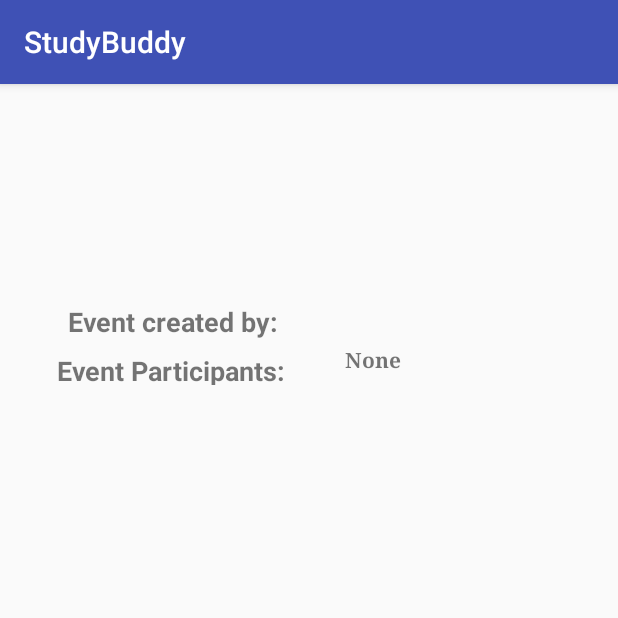
After one commit to Leksha/StudyBuddy, an Android app: the EventDescription screen opened directly, with no data from a screen before it, on a phone screen of 412 x 824 dp, the top half of it. The commit adds this screen. Run offline under Robolectric (Android 15) with nearby library versions, the phone set to English and light mode, and no system bars; our stand-ins replace Firebase (no records; nobody signed in at launch, a user with empty details on screens opened directly); 1 statement that could not run was skipped.

Commit message:
Event delete/add, join/leave
-Once an event clicked, it will direct to eventDescription page with all info
-Only the user created the event can delete it, the DELETE EVENT button will only be shown to event creator
-Once a user join an event, it will be added on participants textview for eventDescription page, and the JOIN EVENT button will be changed to LEAVE EVENT
-Once a user leave the event, the users name will be deleted from participants and the button will be changed to JOIN EVENT

```diff
--- a/StudyBuddy/app/build.gradle
+++ b/StudyBuddy/app/build.gradle
@@ -31,6 +31,7 @@ dependencies {
     androidTestCompile('com.android.support.test.espresso:espresso-core:2.2.2', {
         exclude group: 'com.android.support', module: 'support-annotations'
     })
+
     compile 'com.android.support:appcompat-v7:25.3.1'
     compile 'com.android.support:design:25.3.1'
     compile 'com.android.support.constraint:constraint-layout:1.0.2'
@@ -42,9 +43,8 @@ dependencies {
     compile 'com.squareup.picasso:picasso:2.5.2'
     compile 'com.android.support:support-v4:25.3.1'
     compile 'de.hdodenhof:circleimageview:2.1.0'
+    compile 'com.endercrest.uwaterlooapi:UWaterlooAPI:1.0'
     testCompile 'junit:junit:4.12'
-    compile 'com.endercrest.uwaterlooapi:UWaterlooAPI:1.0'
-
 }
 
 
@@ -55,4 +55,5 @@ dependencies {
 
 
 
+
 apply plugin: 'com.google.gms.google-services'
--- a/StudyBuddy/app/src/main/AndroidManifest.xml
+++ b/StudyBuddy/app/src/main/AndroidManifest.xml
@@ -20,7 +20,7 @@
         <activity android:name=".LoginAndRegistration.LoginActivity" />
         <activity android:name=".LoginAndRegistration.RegisterActivity" />
         <activity android:name=".LoginAndRegistration.Confirmation" />
-        <activity android:name=".LoginAndRegistration.SetUpProfile"></activity>
+        <activity android:name=".LoginAndRegistration.SetUpProfile" />
         <activity android:name=".Events.EventCreation" />
         <activity android:name=".LoginAndRegistration.ForgetPassword" />
         <activity android:name=".LoginAndRegistration.ResetPassword" />
@@ -32,7 +32,7 @@
             </intent-filter>
         </activity>
         <activity android:name=".FriendList" />
-        <activity android:name=".Events.ClickedEvent"></activity>
+        <activity android:name=".Events.EventDescription"></activity>
     </application>
 
 </manifest>
--- /dev/null
+++ b/StudyBuddy/app/src/main/java/uw/studybuddy/Events/EventDescription.java
@@ -0,0 +1,127 @@
+package uw.studybuddy.Events;
+
+import android.content.Intent;
+import android.support.v7.app.AppCompatActivity;
+import android.os.Bundle;
+import android.view.View;
+import android.widget.Button;
+import android.widget.TextView;
+import android.widget.Toast;
+
+import com.google.firebase.auth.FirebaseAuth;
+import com.google.firebase.auth.FirebaseUser;
+import com.google.firebase.database.DataSnapshot;
+import com.google.firebase.database.DatabaseError;
+import com.google.firebase.database.DatabaseReference;
+import com.google.firebase.database.FirebaseDatabase;
+import com.google.firebase.database.ValueEventListener;
+
+import uw.studybuddy.MainActivity;
+import uw.studybuddy.R;
+
+public class EventDescription extends AppCompatActivity {
+
+    private String mPostKey = null;
+    private DatabaseReference mDatabase;
+    private DatabaseReference mDatabaseJoin;
+
+    private TextView edCourse;
+    private TextView edTitle;
+    private TextView edDescription;
+    private TextView edLocation;
+    private TextView edDate;
+    private TextView edTime;
+    private TextView edQuestId;
+    private TextView edParticipants;
+
+    private Button bDeleteEvent;
+
+    private FirebaseAuth mAuth;
+    private FirebaseUser mCurrentUser;
+
+    @Override
+    protected void onCreate(Bundle savedInstanceState) {
+        super.onCreate(savedInstanceState);
+        setContentView(R.layout.activity_event_description);
+
+        edCourse = (TextView) findViewById(R.id.edCourse);
+        edTitle = (TextView) findViewById(R.id.edTitle);
+        edDescription = (TextView) findViewById(R.id.edDescription);
+        edLocation = (TextView) findViewById(R.id.edLocation);
+        edDate = (TextView) findViewById(R.id.edDate);
+        edTime = (TextView) findViewById(R.id.edTime);
+        edQuestId = (TextView) findViewById(R.id.edQuestId);
+        edParticipants = (TextView) findViewById(R.id.edParticipants);
+
+        bDeleteEvent = (Button) findViewById(R.id.BdeleteEvent);
+
+        mPostKey = getIntent().getExtras().getString("event_id");
+        mDatabase = FirebaseDatabase.getInstance().getReference().child("Event");
+        mDatabaseJoin = FirebaseDatabase.getInstance().getReference().child("Participants");
+        mAuth = FirebaseAuth.getInstance();
+        mCurrentUser = mAuth.getCurrentUser();
+
+        mDatabase.child(mPostKey).addValueEventListener(new ValueEventListener() {
+            @Override
+            public void onDataChange(DataSnapshot dataSnapshot) {
+                String course = (String) dataSnapshot.child("course").getValue();
+                String title = (String) dataSnapshot.child("title").getValue();
+                String description = (String) dataSnapshot.child("description").getValue();
+                String location = (String) dataSnapshot.child("location").getValue();
+                String date = (String) dataSnapshot.child("date").getValue();
+                String time = (String) dataSnapshot.child("time").getValue();
+                String questId = (String) dataSnapshot.child("questId").getValue();
+                String uid = (String) dataSnapshot.child("uid").getValue();
+
+                edCourse.setText(course);
+                edTime.setText(time);
+                edDate.setText(date);
+                edLocation.setText(location);
+                edDescription.setText(description);
+                edTitle.setText(title);
+                edQuestId.setText(questId);
+
+                if(mCurrentUser.getUid().equals(uid)){
+                    bDeleteEvent.setVisibility(View.VISIBLE);
+                }
+
+            }
+
+            @Override
+            public void onCancelled(DatabaseError databaseError) {
+
+            }
+        });
+
+        mDatabaseJoin.child(mPostKey).addValueEventListener(new ValueEventListener() {
+            @Override
+            public void onDataChange(DataSnapshot dataSnapshot) {
+                //int numParticipants = (int) dataSnapshot.getChildrenCount();
+                String participants = "";
+                for(DataSnapshot child: dataSnapshot.getChildren()){
+                    String participant = (String) child.getValue();
+                    if(participants.equals("")){
+                        participants = participant;
+                    } else {
+                        participants = participants + " , " + participant;
+                    }
+                    edParticipants.setText(participants);
+                }
+            }
+
+            @Override
+            public void onCancelled(DatabaseError databaseError) {
+
+            }
+        });
+        //Toast.makeText(EventDescription.this, eventKey, Toast.LENGTH_LONG).show();
+
+        bDeleteEvent.setOnClickListener(new View.OnClickListener() {
+            @Override
+            public void onClick(View v) {
+                mDatabase.child(mPostKey).removeValue();
+                finish();
+            }
+        });
+    }
+}
--- a/StudyBuddy/app/src/main/java/uw/studybuddy/LoginAndRegistration/LoginActivity.java
+++ b/StudyBuddy/app/src/main/java/uw/studybuddy/LoginAndRegistration/LoginActivity.java
@@ -73,8 +73,8 @@ public class LoginActivity extends AppCompatActivity{
 
                 final EditText Email = (EditText)findViewById(R.id.etEmailLogin);
                 final EditText Password = (EditText)findViewById(R.id.etPasswordLogin);
-                String email = "leksha_ramdenee@yahoo.com";
-                String password = "123456";
+                String email = "studybuddycs446@gmail.com";
+                String password = "1234567";
 
                 FirebaseInstance.getFirebaseAuthInstance().signInWithEmailAndPassword(email, password)
                         .addOnCompleteListener(LoginActivity.this, new OnCompleteListener<AuthResult>() {
@@ -93,7 +93,7 @@ public class LoginActivity extends AppCompatActivity{
                             }
                         });
 
-                startActivity(new Intent(LoginActivity.this, MainActivity.class));
+                //startActivity(new Intent(LoginActivity.this, MainActivity.class));
 //                EditText etUsername = (EditText) findViewById(R.id.etEmailLogin);
 //                EditText etPassword = (EditText) findViewById(R.id.etPasswordLogin);
 //                Button bLogin = (Button) findViewById(R.id.bSubmit);
--- /dev/null
+++ b/StudyBuddy/app/src/main/res/layout/activity_event_description.xml
@@ -0,0 +1,163 @@
+<?xml version="1.0" encoding="utf-8"?>
+<android.support.constraint.ConstraintLayout xmlns:android="http://schemas.android.com/apk/res/android"
+    xmlns:app="http://schemas.android.com/apk/res-auto"
+    xmlns:tools="http://schemas.android.com/tools"
+    android:layout_width="match_parent"
+    android:layout_height="match_parent"
+    tools:context="uw.studybuddy.Events.EventDescription">
+
+    <TextView
+        android:id="@+id/edDescription"
+        android:layout_width="0dp"
+        android:layout_height="wrap_content"
+        android:layout_marginLeft="32dp"
+        android:layout_marginRight="32dp"
+        android:layout_marginTop="8dp"
+        android:text="TextView"
+        app:layout_constraintLeft_toLeftOf="parent"
+        app:layout_constraintRight_toRightOf="parent"
+        app:layout_constraintTop_toBottomOf="@+id/edTitle"
+        android:layout_marginStart="32dp"
+        android:layout_marginEnd="32dp" />
+
+    <TextView
+        android:id="@+id/edLocation"
+        android:layout_width="150dp"
+        android:layout_height="wrap_content"
+        android:layout_marginRight="32dp"
+        android:layout_marginTop="16dp"
+        android:text="TextView"
+        app:layout_constraintRight_toRightOf="parent"
+        app:layout_constraintTop_toTopOf="parent"
+        android:layout_marginEnd="32dp" />
+
+    <TextView
+        android:id="@+id/edDate"
+        android:layout_width="150dp"
+        android:layout_height="wrap_content"
+        android:text="TextView"
+        android:layout_marginLeft="8dp"
+        app:layout_constraintLeft_toLeftOf="parent"
+        app:layout_constraintRight_toLeftOf="@+id/edTime"
+        android:layout_marginRight="8dp"
+        android:layout_marginTop="8dp"
+        app:layout_constraintTop_toBottomOf="@+id/edCourse"
+        app:layout_constraintHorizontal_bias="0.611"
+        android:layout_marginStart="8dp"
+        android:layout_marginEnd="8dp" />
+
+    <TextView
+        android:id="@+id/edTime"
+        android:layout_width="150dp"
+        android:layout_height="wrap_content"
+        android:layout_marginRight="32dp"
+        android:layout_marginTop="8dp"
+        android:text="TextView"
+        app:layout_constraintRight_toRightOf="parent"
+        app:layout_constraintTop_toBottomOf="@+id/edLocation"
+        android:layout_marginEnd="32dp" />
+
+    <TextView
+        android:id="@+id/edTitle"
+        android:layout_width="0dp"
+        android:layout_height="wrap_content"
+        android:layout_marginLeft="32dp"
+        android:layout_marginRight="32dp"
+        android:layout_marginTop="13dp"
+        android:fontFamily="serif"
+        android:text="TextView"
+        android:textStyle="bold"
+        app:layout_constraintLeft_toLeftOf="parent"
+        app:layout_constraintRight_toRightOf="parent"
+        app:layout_constraintTop_toBottomOf="@+id/edDate"
+        android:layout_marginStart="32dp"
+        android:layout_marginEnd="32dp" />
+
+    <TextView
+        android:id="@+id/edQuestId"
+        android:layout_width="150dp"
+        android:layout_height="wrap_content"
+        android:layout_marginRight="32dp"
+        android:fontFamily="serif"
+        android:text="TextView"
+        android:textStyle="bold"
+        app:layout_constraintRight_toRightOf="parent"
+        android:layout_marginEnd="32dp"
+        android:layout_marginTop="24dp"
+        app:layout_constraintTop_toBottomOf="@+id/edDescription" />
+
+    <TextView
+        android:id="@+id/edParticipants"
+        android:layout_width="150dp"
+        android:layout_height="wrap_content"
+        android:layout_marginEnd="32dp"
+        android:layout_marginRight="32dp"
+        android:layout_marginTop="8dp"
+        android:fontFamily="serif"
+        android:text="None"
+        android:textStyle="bold"
+        app:layout_constraintRight_toRightOf="parent"
+        app:layout_constraintTop_toBottomOf="@+id/edQuestId" />
+
+    <TextView
+        android:id="@+id/edCourse"
+        android:layout_width="150dp"
+        android:layout_height="wrap_content"
+        android:layout_marginLeft="8dp"
+        android:layout_marginStart="8dp"
+        android:layout_marginTop="16dp"
+        android:text="TextView"
+        android:textStyle="bold"
+        app:layout_constraintLeft_toLeftOf="parent"
+        app:layout_constraintTop_toTopOf="parent"
+        app:layout_constraintRight_toLeftOf="@+id/edLocation"
+        android:layout_marginRight="8dp"
+        android:layout_marginEnd="8dp" />
+
+    <TextView
+        android:id="@+id/textView14"
+        android:layout_width="wrap_content"
+        android:layout_height="22dp"
+        android:layout_marginTop="8dp"
+        android:text="Event Participants:"
+        android:textSize="18sp"
+        android:textStyle="bold"
+        app:layout_constraintTop_toBottomOf="@+id/textView15"
+        app:layout_constraintRight_toLeftOf="@+id/edQuestId"
+        android:layout_marginRight="16dp"
+        android:layout_marginLeft="8dp"
+        app:layout_constraintLeft_toLeftOf="parent"
+        app:layout_constraintHorizontal_bias="0.555" />
+
+    <TextView
+        android:id="@+id/textView15"
+        android:layout_width="wrap_content"
+        android:layout_height="wrap_content"
+        android:layout_marginEnd="32dp"
+        android:layout_marginLeft="32dp"
+        android:layout_marginRight="32dp"
+        android:layout_marginStart="32dp"
+        android:layout_marginTop="23dp"
+        android:text="Event created by:"
+        android:textSize="18sp"
+        android:textStyle="bold"
+        app:layout_constraintHorizontal_bias="0.518"
+        app:layout_constraintLeft_toLeftOf="parent"
+        app:layout_constraintRight_toLeftOf="@+id/edQuestId"
+        app:layout_constraintTop_toBottomOf="@+id/edDescription" />
+
+    <Button
+        android:id="@+id/BdeleteEvent"
+        android:layout_width="368dp"
+        android:layout_height="wrap_content"
+        android:layout_marginBottom="8dp"
+        android:layout_marginLeft="8dp"
+        android:layout_marginRight="8dp"
+        android:text="Delete Event"
+        android:visibility="invisible"
+        app:layout_constraintBottom_toBottomOf="parent"
+        app:layout_constraintHorizontal_bias="0.0"
+        app:layout_constraintLeft_toLeftOf="parent"
+        app:layout_constraintRight_toRightOf="parent" />
+
+</android.support.constraint.ConstraintLayout>
```
Also changed, not shown: StudyBuddy/app/src/main/java/uw/studybuddy/Events/ClickedEvent.java (deleted, +0 -15 lines), StudyBuddy/app/src/main/java/uw/studybuddy/Events/EventCardViewHolder.java (+45 -3 lines), StudyBuddy/app/src/main/java/uw/studybuddy/Events/EventCreation.java (+19 -1 lines), StudyBuddy/app/src/main/java/uw/studybuddy/Events/EventInfo.java (+62 -7 lines), StudyBuddy/app/src/main/java/uw/studybuddy/Events/EventsListRecycleViewFragment.java (+79 -4 lines), StudyBuddy/app/src/main/java/uw/studybuddy/FirebaseInstance.java (+28 -4 lines), StudyBuddy/app/src/main/java/uw/studybuddy/HomePageFragments/FindFriends.java (+9 -0 lines), StudyBuddy/app/src/main/java/uw/studybuddy/UWAPI.java (+7 -5 lines), StudyBuddy/app/src/main/res/layout/activity_clicked_event.xml (deleted, +0 -9 lines), StudyBuddy/app/src/main/res/layout/event_cardview.xml (+5 -12 lines).
